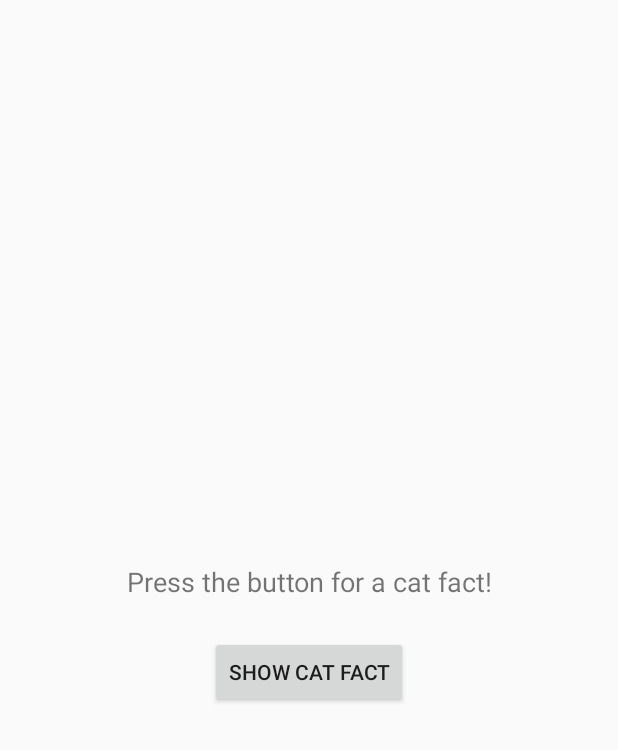
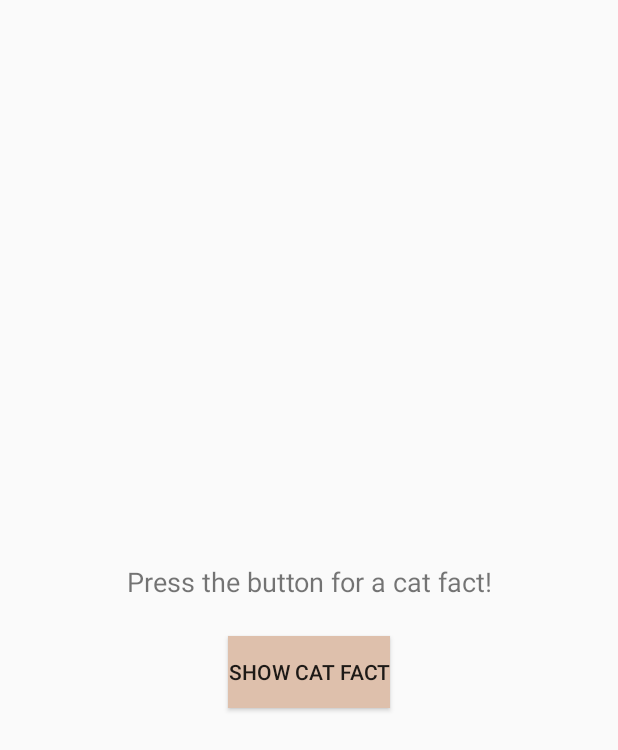
Before and after one commit to atheod14/jcatfacts, an Android app: the layout activity_main.xml on its own in the app's theme, with its tools: preview values and no code run, on a phone screen of 412 x 824 dp. Shown: the top 750 px of the screen. Run offline under Robolectric (Android 15) with nearby library versions, the phone set to English and light mode, and no system bars.

Commit message:
Changed main bar color to match the logo(icon)

```diff
--- a/app/src/main/res/layout/activity_main.xml
+++ b/app/src/main/res/layout/activity_main.xml
@@ -24,5 +24,7 @@
         android:id="@+id/showFactButton"
         android:text="@string/getCatFactBtnLabel"
         android:layout_width="wrap_content"
-        android:layout_height="wrap_content" />
+        android:layout_height="wrap_content"
+        android:background="#dec0ac"
+        />
 </LinearLayout>
--- a/app/src/main/res/values/themes.xml
+++ b/app/src/main/res/values/themes.xml
@@ -1,8 +1,8 @@
 <resources xmlns:tools="http://schemas.android.com/tools">
     <style name="Theme.CatFacts" parent="Theme.AppCompat.Light.DarkActionBar">
-        <!-- Customize your theme here. -->
-        <item name="colorPrimary">#6200EE</item>
-        <item name="colorPrimaryDark">#3700B3</item>
+        <!-- Background color of the action bar -->
+        <item name="colorPrimary">#DEC0AC</item>
+        <item name="colorPrimaryDark">#A67C52</item>
         <item name="colorAccent">#03DAC5</item>
     </style>
 </resources>
```
